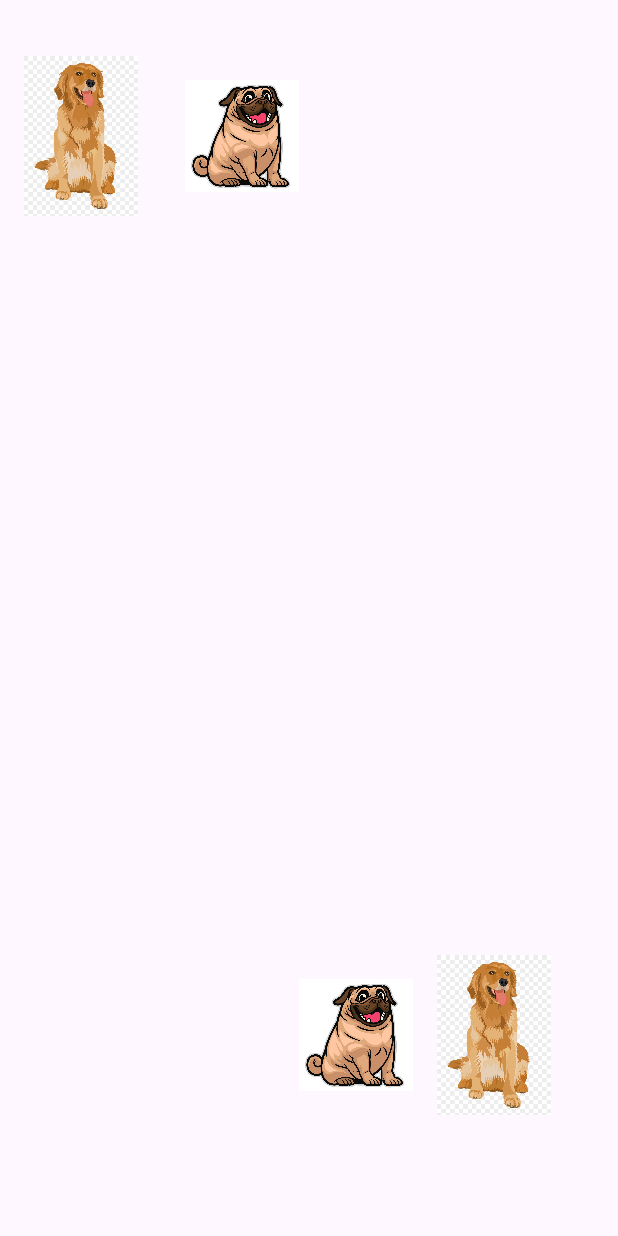
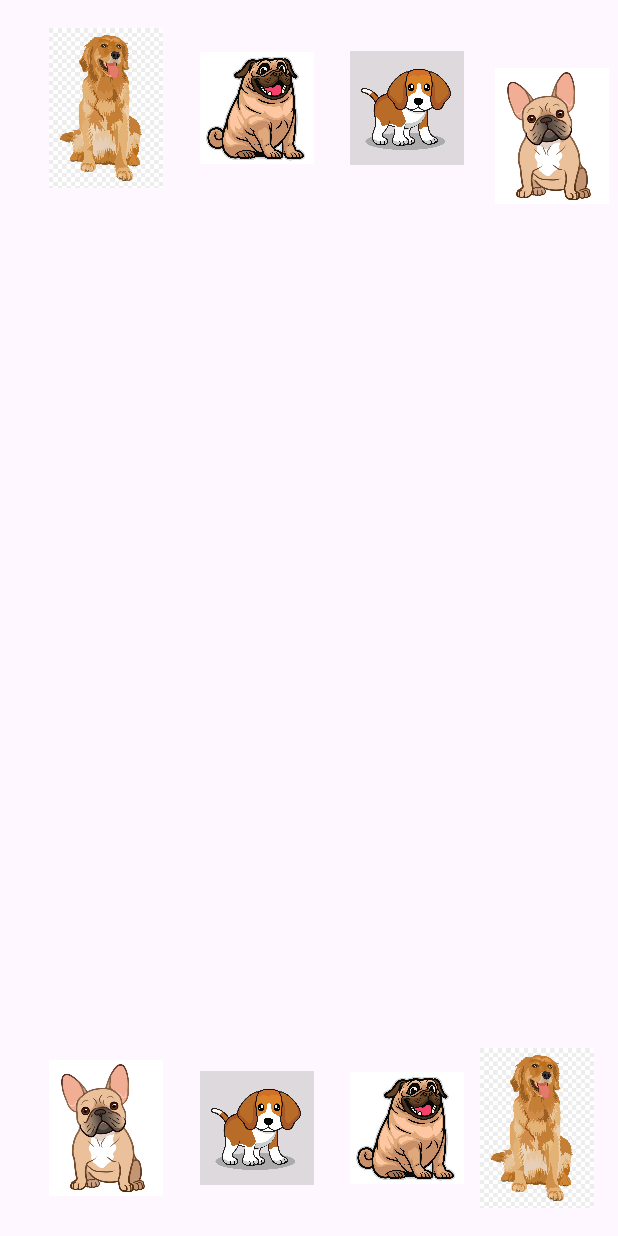
Before and after one commit to carmeliomri/ReminderGame, an Android app: the screen it shows after launch (MainActivity), on a phone screen of 412 x 824 dp. Run offline under Robolectric (Android 15) with nearby library versions, the phone set to English and light mode, and no system bars.

Commit message:
4 pairs running on device

```diff
--- a/app/src/main/res/layout/activity_main.xml
+++ b/app/src/main/res/layout/activity_main.xml
@@ -7,15 +7,27 @@
     tools:context=".MainActivity">
 
     <ImageView
+        android:id="@+id/fbulldog2"
+        android:layout_width="76dp"
+        android:layout_height="144dp"
+        app:layout_constraintBottom_toBottomOf="parent"
+        app:layout_constraintEnd_toEndOf="parent"
+        app:layout_constraintHorizontal_bias="0.098"
+        app:layout_constraintStart_toStartOf="parent"
+        app:layout_constraintTop_toTopOf="parent"
+        app:layout_constraintVertical_bias="1.0"
+        app:srcCompat="@drawable/french_bulldog" />
+
+    <ImageView
         android:id="@+id/goldenRet2"
         android:layout_width="76dp"
         android:layout_height="144dp"
         app:layout_constraintBottom_toBottomOf="parent"
         app:layout_constraintEnd_toEndOf="parent"
-        app:layout_constraintHorizontal_bias="0.047"
+        app:layout_constraintHorizontal_bias="0.098"
         app:layout_constraintStart_toStartOf="parent"
         app:layout_constraintTop_toTopOf="parent"
-        app:layout_constraintVertical_bias="0.027"
+        app:layout_constraintVertical_bias="0.0"
         app:srcCompat="@drawable/img" />
 
     <ImageView
@@ -24,10 +36,10 @@
         android:layout_height="144dp"
         app:layout_constraintBottom_toBottomOf="parent"
         app:layout_constraintEnd_toEndOf="parent"
-        app:layout_constraintHorizontal_bias="0.868"
+        app:layout_constraintHorizontal_bias="0.952"
         app:layout_constraintStart_toStartOf="parent"
         app:layout_constraintTop_toTopOf="parent"
-        app:layout_constraintVertical_bias="0.909"
+        app:layout_constraintVertical_bias="1.0"
         app:srcCompat="@drawable/img" />
 
     <ImageView
@@ -36,10 +48,10 @@
         android:layout_height="144dp"
         app:layout_constraintBottom_toBottomOf="parent"
         app:layout_constraintEnd_toEndOf="parent"
-        app:layout_constraintHorizontal_bias="0.367"
+        app:layout_constraintHorizontal_bias="0.397"
         app:layout_constraintStart_toStartOf="parent"
         app:layout_constraintTop_toTopOf="parent"
-        app:layout_constraintVertical_bias="0.027"
+        app:layout_constraintVertical_bias="0.0"
         app:srcCompat="@drawable/pug" />
 
     <ImageView
@@ -48,10 +60,46 @@
         android:layout_height="144dp"
         app:layout_constraintBottom_toBottomOf="parent"
         app:layout_constraintEnd_toEndOf="parent"
-        app:layout_constraintHorizontal_bias="0.594"
+        app:layout_constraintHorizontal_bias="0.695"
         app:layout_constraintStart_toStartOf="parent"
         app:layout_constraintTop_toTopOf="parent"
-        app:layout_constraintVertical_bias="0.909"
+        app:layout_constraintVertical_bias="1.0"
         app:srcCompat="@drawable/pug" />
 
+    <ImageView
+        android:id="@+id/beagle1"
+        android:layout_width="76dp"
+        android:layout_height="144dp"
+        app:layout_constraintBottom_toBottomOf="parent"
+        app:layout_constraintEnd_toEndOf="parent"
+        app:layout_constraintHorizontal_bias="0.695"
+        app:layout_constraintStart_toStartOf="parent"
+        app:layout_constraintTop_toTopOf="parent"
+        app:layout_constraintVertical_bias="0.0"
+        app:srcCompat="@drawable/beagle" />
+
+    <ImageView
+        android:id="@+id/beagle2"
+        android:layout_width="76dp"
+        android:layout_height="144dp"
+        app:layout_constraintBottom_toBottomOf="parent"
+        app:layout_constraintEnd_toEndOf="parent"
+        app:layout_constraintHorizontal_bias="0.397"
+        app:layout_constraintStart_toStartOf="parent"
+        app:layout_constraintTop_toTopOf="parent"
+        app:layout_constraintVertical_bias="1.0"
+        app:srcCompat="@drawable/beagle" />
+
+    <ImageView
+        android:id="@+id/fbulldog1"
+        android:layout_width="76dp"
+        android:layout_height="144dp"
+        app:layout_constraintBottom_toBottomOf="parent"
+        app:layout_constraintEnd_toEndOf="parent"
+        app:layout_constraintHorizontal_bias="0.982"
+        app:layout_constraintStart_toStartOf="parent"
+        app:layout_constraintTop_toTopOf="parent"
+        app:layout_constraintVertical_bias="0.027"
+        app:srcCompat="@drawable/french_bulldog" />
+
 </androidx.constraintlayout.widget.ConstraintLayout>
--- a/build.gradle.kts
+++ b/build.gradle.kts
@@ -1,4 +1,4 @@
 // Top-level build file where you can add configuration options common to all sub-projects/modules.
 plugins {
-    id("com.android.application") version "8.2.1" apply false
+    id("com.android.application") version "8.2.2" apply false
 }
```
Also changed, not shown: app/src/main/res/drawable/beagle.png (added), app/src/main/res/drawable/french_bulldog.png (added).
